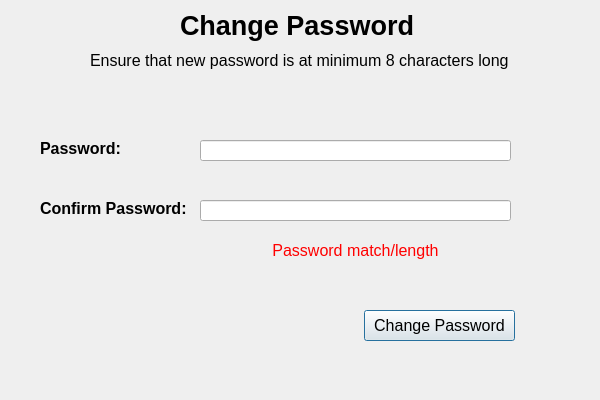
This is ChangePassword.ui in armandkaufmann/AccountHolder as Qt 5 draws it before an edit. The edited form follows.
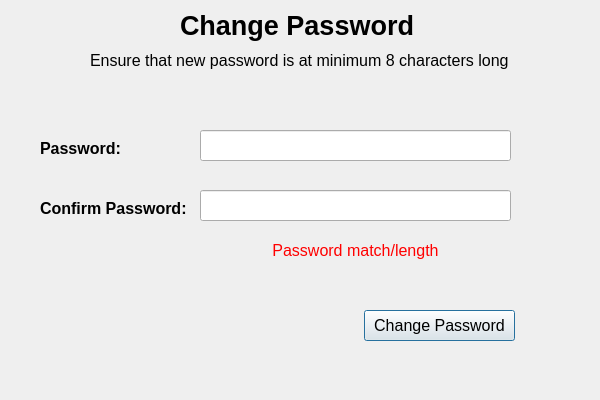
This is the edited form.

```diff
--- a/ChangePassword.ui
+++ b/ChangePassword.ui
@@ -107,11 +107,16 @@
    <property name="geometry">
     <rect>
      <x>200</x>
-     <y>140</y>
+     <y>130</y>
      <width>311</width>
-     <height>21</height>
+     <height>31</height>
     </rect>
    </property>
+   <property name="font">
+    <font>
+     <pointsize>12</pointsize>
+    </font>
+   </property>
    <property name="echoMode">
     <enum>QLineEdit::Password</enum>
    </property>
@@ -120,11 +125,16 @@
    <property name="geometry">
     <rect>
      <x>200</x>
-     <y>200</y>
+     <y>190</y>
      <width>311</width>
-     <height>21</height>
+     <height>31</height>
     </rect>
    </property>
+   <property name="font">
+    <font>
+     <pointsize>12</pointsize>
+    </font>
+   </property>
    <property name="echoMode">
     <enum>QLineEdit::Password</enum>
    </property>
```
